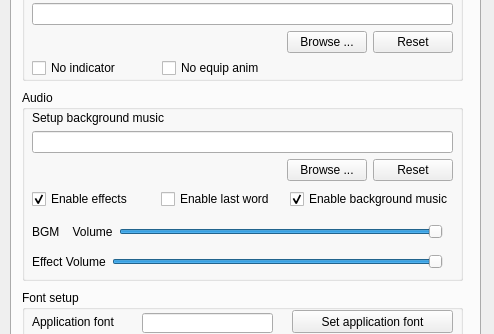
This is src/dialog/configdialog.ui in Mogara/QSanguosha as Qt 5 draws it before an edit; both pictures show x 0 to 494 and y 96 to 430 of the 494 by 534 pixel window. The edited form follows.
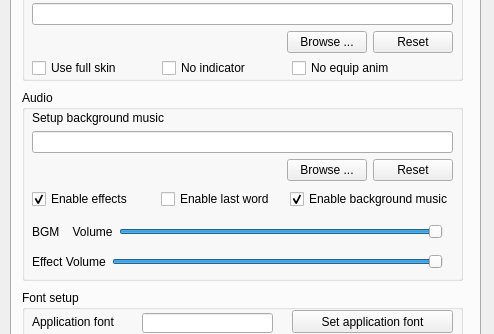
This is the edited form.

What changed in the file:
```diff
--- a/src/dialog/configdialog.ui
+++ b/src/dialog/configdialog.ui
@@ -155,7 +155,7 @@
         <x>10</x>
         <y>130</y>
         <width>411</width>
-        <height>23</height>
+        <height>24</height>
        </rect>
       </property>
       <layout class="QHBoxLayout" name="horizontalLayout_5">
@@ -190,7 +190,7 @@
         <x>10</x>
         <y>160</y>
         <width>411</width>
-        <height>23</height>
+        <height>24</height>
        </rect>
       </property>
       <layout class="QHBoxLayout" name="horizontalLayout_6">
@@ -299,7 +299,7 @@
      <widget class="QCheckBox" name="noIndicatorCheckBox">
       <property name="geometry">
        <rect>
-        <x>10</x>
+        <x>140</x>
         <y>100</y>
         <width>95</width>
         <height>16</height>
@@ -312,7 +312,7 @@
      <widget class="QCheckBox" name="noEquipAnimCheckBox">
       <property name="geometry">
        <rect>
-        <x>140</x>
+        <x>270</x>
         <y>100</y>
         <width>111</width>
         <height>16</height>
@@ -322,6 +322,19 @@
        <string>No equip anim</string>
       </property>
      </widget>
+     <widget class="QCheckBox" name="fullSkinCheckBox">
+      <property name="geometry">
+       <rect>
+        <x>10</x>
+        <y>100</y>
+        <width>111</width>
+        <height>16</height>
+       </rect>
+      </property>
+      <property name="text">
+       <string>Use full skin</string>
+      </property>
+     </widget>
     </widget>
     <widget class="QGroupBox" name="fontSetupGroupBox">
      <property name="geometry">
```
Left out of the diff: 19 changed lines with no effect on the pictures.
